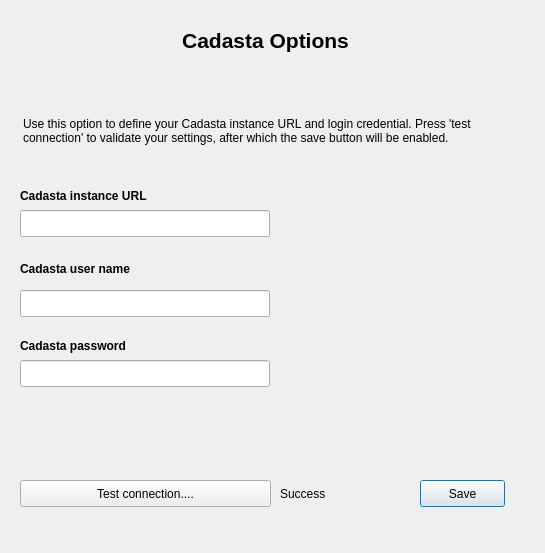
Old version of the form cadasta/gui/ui/cadasta_login_base.ui in the repository Cadasta/cadasta-qgis-plugin.
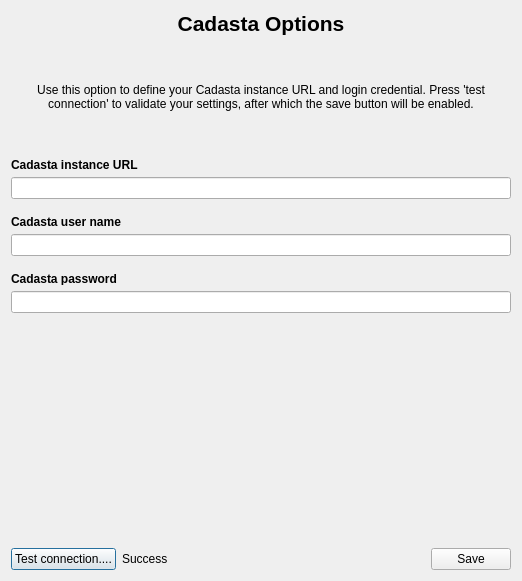
New version of the form.

Diff of the .ui file:
```diff
--- a/cadasta/gui/ui/cadasta_login_base.ui
+++ b/cadasta/gui/ui/cadasta_login_base.ui
@@ -6,131 +6,29 @@
    <rect>
     <x>0</x>
     <y>0</y>
-    <width>545</width>
-    <height>553</height>
+    <width>522</width>
+    <height>581</height>
    </rect>
   </property>
+  <property name="minimumSize">
+   <size>
+    <width>300</width>
+    <height>400</height>
+   </size>
+  </property>
   <property name="windowTitle">
    <string>Cadasta QGIS plugin</string>
   </property>
-  <widget class="QLabel" name="label">
-   <property name="geometry">
-    <rect>
-     <x>20</x>
-     <y>186</y>
-     <width>171</width>
-     <height>20</height>
-    </rect>
-   </property>
-   <property name="font">
-    <font>
-     <weight>75</weight>
-     <bold>true</bold>
-    </font>
-   </property>
-   <property name="text">
-    <string>Cadasta instance URL</string>
-   </property>
-  </widget>
-  <widget class="QLineEdit" name="url_input">
-   <property name="enabled">
-    <bool>true</bool>
-   </property>
-   <property name="geometry">
-    <rect>
-     <x>20</x>
-     <y>210</y>
-     <width>250</width>
-     <height>27</height>
-    </rect>
-   </property>
-   <property name="minimumSize">
-    <size>
-     <width>250</width>
-     <height>0</height>
-    </size>
-   </property>
-   <property name="maximumSize">
-    <size>
-     <width>250</width>
-     <height>16777215</height>
-    </size>
-   </property>
-   <property name="maxLength">
-    <number>32767</number>
-   </property>
-  </widget>
-  <widget class="QLabel" name="label_2">
-   <property name="geometry">
-    <rect>
-     <x>20</x>
-     <y>260</y>
-     <width>161</width>
-     <height>17</height>
-    </rect>
-   </property>
-   <property name="font">
-    <font>
-     <weight>75</weight>
-     <bold>true</bold>
-    </font>
-   </property>
-   <property name="text">
-    <string>Cadasta user name</string>
-   </property>
-  </widget>
-  <widget class="QLineEdit" name="username_input">
-   <property name="geometry">
-    <rect>
-     <x>20</x>
-     <y>290</y>
-     <width>250</width>
-     <height>27</height>
-    </rect>
-   </property>
-   <property name="minimumSize">
-    <size>
-     <width>250</width>
-     <height>0</height>
-    </size>
-   </property>
-   <property name="maximumSize">
-    <size>
-     <width>250</width>
-     <height>16777215</height>
-    </size>
-   </property>
-   <property name="inputMethodHints">
-    <set>Qt::ImhNone</set>
-   </property>
-   <property name="echoMode">
-    <enum>QLineEdit::Normal</enum>
-   </property>
-  </widget>
-  <widget class="QPushButton" name="save_button">
-   <property name="geometry">
-    <rect>
-     <x>420</x>
-     <y>480</y>
-     <width>85</width>
-     <height>27</height>
-    </rect>
-   </property>
-   <property name="cursor">
-    <cursorShape>OpenHandCursor</cursorShape>
-   </property>
-   <property name="text">
-    <string>Save</string>
-   </property>
-  </widget>
+  <layout class="QVBoxLayout" name="verticalLayout_6">
+   <item>
+    <layout class="QVBoxLayout" name="verticalLayout">
+     <item>
   <widget class="QLabel" name="label_3">
-   <property name="geometry">
-    <rect>
-     <x>20</x>
-     <y>10</y>
-     <width>491</width>
-     <height>61</height>
-    </rect>
+       <property name="maximumSize">
+        <size>
+         <width>16777215</width>
+         <height>72</height>
+        </size>
    </property>
    <property name="font">
     <font>
@@ -149,31 +47,75 @@
     <set>Qt::AlignCenter</set>
    </property>
   </widget>
+     </item>
+     <item>
+      <spacer name="verticalSpacer_5">
+       <property name="orientation">
+        <enum>Qt::Vertical</enum>
+       </property>
+       <property name="sizeType">
+        <enum>QSizePolicy::Maximum</enum>
+       </property>
+       <property name="sizeHint" stdset="0">
+        <size>
+         <width>20</width>
+         <height>5</height>
+        </size>
+       </property>
+      </spacer>
+     </item>
+     <item>
   <widget class="QLabel" name="label_4">
-   <property name="geometry">
-    <rect>
-     <x>23</x>
-     <y>97</y>
-     <width>491</width>
-     <height>68</height>
-    </rect>
+       <property name="minimumSize">
+        <size>
+         <width>0</width>
+         <height>100</height>
+        </size>
+       </property>
+       <property name="maximumSize">
+        <size>
+         <width>16777215</width>
+         <height>100</height>
+        </size>
    </property>
    <property name="text">
     <string>Use this option to define your Cadasta instance URL and login credential. Press 'test connection' to validate your settings, after which the save button will be enabled.</string>
    </property>
+       <property name="alignment">
+        <set>Qt::AlignCenter</set>
+       </property>
    <property name="wordWrap">
     <bool>true</bool>
    </property>
   </widget>
-  <widget class="QLabel" name="label_5">
-   <property name="geometry">
-    <rect>
-     <x>20</x>
-     <y>336</y>
-     <width>171</width>
-     <height>20</height>
-    </rect>
-   </property>
+     </item>
+     <item>
+      <spacer name="verticalSpacer_4">
+       <property name="orientation">
+        <enum>Qt::Vertical</enum>
+       </property>
+       <property name="sizeType">
+        <enum>QSizePolicy::Maximum</enum>
+       </property>
+       <property name="sizeHint" stdset="0">
+        <size>
+         <width>20</width>
+         <height>5</height>
+        </size>
+       </property>
+      </spacer>
+     </item>
+     <item>
+      <widget class="QLabel" name="label">
+       <property name="enabled">
+        <bool>true</bool>
+       </property>
+       <property name="maximumSize">
+        <size>
+         <width>16777215</width>
+         <height>13</height>
+        </size>
+       </property>
    <property name="font">
     <font>
      <weight>75</weight>
@@ -181,30 +123,81 @@
     </font>
    </property>
    <property name="text">
-    <string>Cadasta password</string>
-   </property>
-  </widget>
+        <string>Cadasta instance URL</string>
+       </property>
+      </widget>
+     </item>
+     <item>
+      <widget class="QLineEdit" name="url_input">
+       <property name="enabled">
+        <bool>true</bool>
+       </property>
+       <property name="minimumSize">
+        <size>
+         <width>0</width>
+         <height>0</height>
+        </size>
+       </property>
+       <property name="maximumSize">
+        <size>
+         <width>16777215</width>
+         <height>16777215</height>
+        </size>
+       </property>
+       <property name="maxLength">
+        <number>32767</number>
+       </property>
+      </widget>
+     </item>
+     <item>
+      <spacer name="verticalSpacer">
+       <property name="orientation">
+        <enum>Qt::Vertical</enum>
+       </property>
+       <property name="sizeType">
+        <enum>QSizePolicy::Maximum</enum>
+       </property>
+       <property name="sizeHint" stdset="0">
+        <size>
+         <width>20</width>
+         <height>10</height>
+        </size>
+       </property>
+      </spacer>
+     </item>
+     <item>
+      <widget class="QLabel" name="label_2">
+       <property name="maximumSize">
+        <size>
+         <width>16777215</width>
+         <height>13</height>
+        </size>
+       </property>
+       <property name="font">
+        <font>
+         <weight>75</weight>
+         <bold>true</bold>
+        </font>
+       </property>
+       <property name="text">
+        <string>Cadasta user name</string>
+       </property>
+      </widget>
+     </item>
+     <item>
   <widget class="QLineEdit" name="password_input">
    <property name="enabled">
     <bool>true</bool>
    </property>
-   <property name="geometry">
-    <rect>
-     <x>20</x>
-     <y>360</y>
-     <width>250</width>
-     <height>27</height>
-    </rect>
-   </property>
    <property name="minimumSize">
     <size>
-     <width>250</width>
+         <width>0</width>
      <height>0</height>
     </size>
    </property>
    <property name="maximumSize">
     <size>
-     <width>250</width>
+         <width>16777215</width>
      <height>16777215</height>
     </size>
    </property>
@@ -215,15 +208,84 @@
     <enum>QLineEdit::Password</enum>
    </property>
   </widget>
+     </item>
+     <item>
+      <spacer name="verticalSpacer_2">
+       <property name="orientation">
+        <enum>Qt::Vertical</enum>
+       </property>
+       <property name="sizeType">
+        <enum>QSizePolicy::Maximum</enum>
+       </property>
+       <property name="sizeHint" stdset="0">
+        <size>
+         <width>20</width>
+         <height>10</height>
+        </size>
+       </property>
+      </spacer>
+     </item>
+     <item>
+      <widget class="QLabel" name="label_5">
+       <property name="maximumSize">
+        <size>
+         <width>16777215</width>
+         <height>13</height>
+        </size>
+       </property>
+       <property name="font">
+        <font>
+         <weight>75</weight>
+         <bold>true</bold>
+        </font>
+       </property>
+       <property name="text">
+        <string>Cadasta password</string>
+       </property>
+      </widget>
+     </item>
+     <item>
+      <widget class="QLineEdit" name="username_input">
+       <property name="minimumSize">
+        <size>
+         <width>0</width>
+         <height>0</height>
+        </size>
+       </property>
+       <property name="maximumSize">
+        <size>
+         <width>16777215</width>
+         <height>16777215</height>
+        </size>
+       </property>
+       <property name="inputMethodHints">
+        <set>Qt::ImhNone</set>
+       </property>
+       <property name="echoMode">
+        <enum>QLineEdit::Normal</enum>
+       </property>
+      </widget>
+     </item>
+     <item>
+      <layout class="QHBoxLayout" name="horizontalLayout_4"/>
+     </item>
+     <item>
+      <spacer name="verticalSpacer_3">
+       <property name="orientation">
+        <enum>Qt::Vertical</enum>
+       </property>
+       <property name="sizeHint" stdset="0">
+        <size>
+         <width>20</width>
+         <height>40</height>
+        </size>
+       </property>
+      </spacer>
+     </item>
+     <item>
+      <layout class="QHBoxLayout" name="horizontalLayout_3">
+       <item>
   <widget class="QPushButton" name="test_connection_button">
-   <property name="geometry">
-    <rect>
-     <x>20</x>
-     <y>480</y>
-     <width>251</width>
-     <height>27</height>
-    </rect>
-   </property>
    <property name="cursor">
     <cursorShape>OpenHandCursor</cursorShape>
    </property>
@@ -231,19 +293,42 @@
     <string>Test connection....</string>
    </property>
   </widget>
+       </item>
+       <item>
   <widget class="QLabel" name="ok_label">
-   <property name="geometry">
-    <rect>
-     <x>280</x>
-     <y>486</y>
-     <width>91</width>
-     <height>16</height>
-    </rect>
-   </property>
    <property name="text">
     <string>Success</string>
    </property>
   </widget>
+       </item>
+       <item>
+        <spacer name="horizontalSpacer">
+         <property name="orientation">
+          <enum>Qt::Horizontal</enum>
+         </property>
+         <property name="sizeHint" stdset="0">
+          <size>
+           <width>40</width>
+           <height>20</height>
+          </size>
+         </property>
+        </spacer>
+       </item>
+       <item>
+        <widget class="QPushButton" name="save_button">
+         <property name="cursor">
+          <cursorShape>OpenHandCursor</cursorShape>
+         </property>
+         <property name="text">
+          <string>Save</string>
+         </property>
+        </widget>
+       </item>
+      </layout>
+     </item>
+    </layout>
+   </item>
+  </layout>
  </widget>
  <resources/>
  <connections/>
```
Lines whose indentation alone changed are shown as unchanged.
